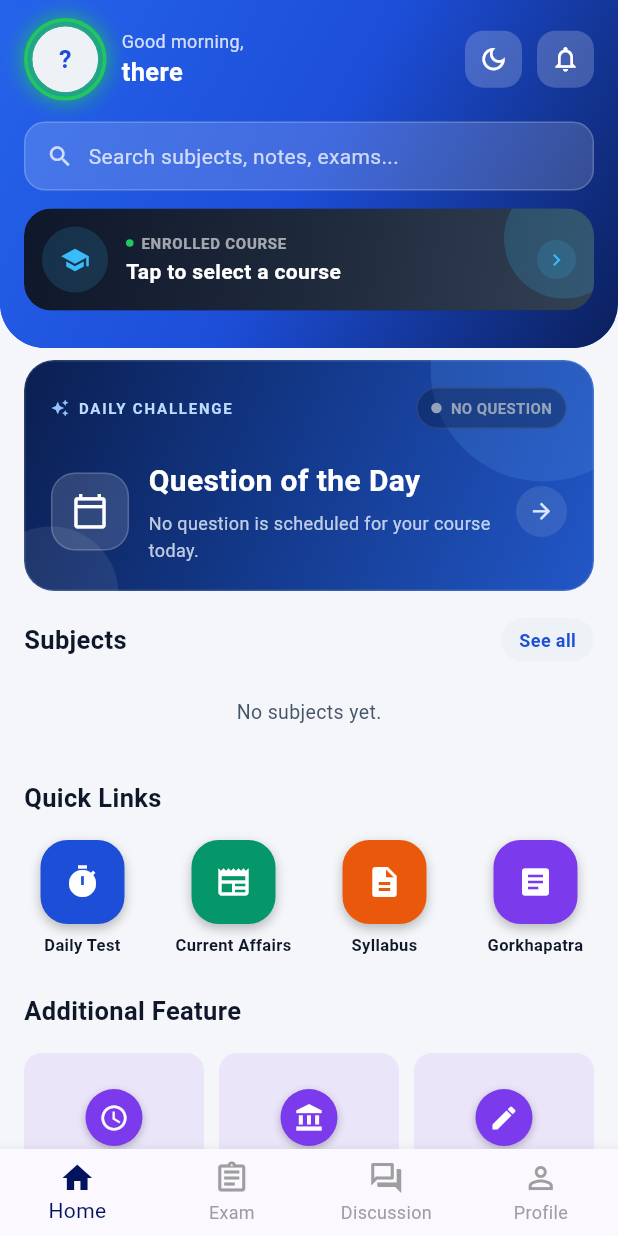
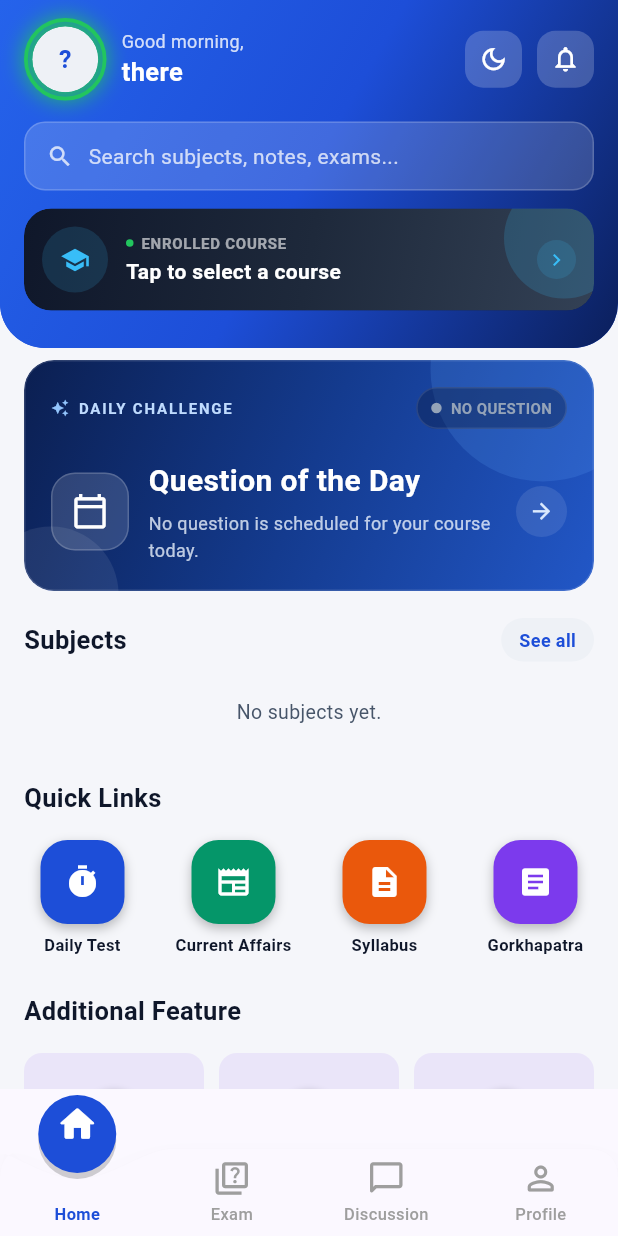
Before and after one commit to Engineeringhub04/Loksewa-Solution, a Flutter app: the TabsScreen screen opened by its route, on a phone screen of 412 x 824 dp. Run offline on Flutter 3.47's test engine with Material 3 defaults, Android fonts, the phone set to English and light mode, and no system bars; our stand-ins replace app_links, connectivity_plus, device_info_plus, file_picker, firebase_core, firebase_messaging and 5 more; missing offline and left inert: pdfx; accounts and stored records are empty; network calls fail.

Commit message:
v1.0.80: animated bottom nav (video-style, app blue) + modern icons

```diff
--- a/lib/screens/auth/app_info_screen.dart
+++ b/lib/screens/auth/app_info_screen.dart
@@ -22,7 +22,7 @@ class AppInfoScreen extends StatefulWidget {
   const AppInfoScreen({super.key});
 
   /// Displayed app version. BUMP WITH EVERY RELEASE — see ~/AGENTS.md.
-  static const _appVersion = '1.0.79';
+  static const _appVersion = '1.0.80';
 
   /// Public read of the app version for other screens
   /// (e.g. the account-deletion-request Discord embed).
--- a/lib/screens/tabs_screen.dart
+++ b/lib/screens/tabs_screen.dart
@@ -9,6 +9,7 @@ import 'package:loksewa_solution/screens/learn/home_tab.dart';
 import 'package:loksewa_solution/screens/learn/exam_tab.dart';
 import 'package:loksewa_solution/screens/learn/discussion_tab.dart';
 import 'package:loksewa_solution/screens/learn/profile_tab.dart';
+import 'package:loksewa_solution/widgets/animated_bottom_nav.dart';
 import 'package:loksewa_solution/widgets/app_modal_shell.dart';
 import 'package:loksewa_solution/widgets/device_session_dialogs.dart';
 import 'package:loksewa_solution/widgets/popup_action_button.dart';
@@ -198,34 +199,9 @@ class _TabsScreenState extends State<TabsScreen> with WidgetsBindingObserver {
         },
         child: Scaffold(
           body: IndexedStack(index: _index, children: _tabs),
-      bottomNavigationBar: BottomNavigationBar(
+      bottomNavigationBar: AnimatedBottomNav(
         currentIndex: _index,
         onTap: (i) => TabsScreen.tabIndex.value = i,
-        type: BottomNavigationBarType.fixed,
-        selectedItemColor: AppColors.navy,
-        unselectedItemColor: Colors.grey,
-        items: const [
-          BottomNavigationBarItem(
-            icon: Icon(Icons.home_outlined),
-            activeIcon: Icon(Icons.home),
-            label: 'Home',
-          ),
-          BottomNavigationBarItem(
-            icon: Icon(Icons.assignment_outlined),
-            activeIcon: Icon(Icons.assignment),
-            label: 'Exam',
-          ),
-          BottomNavigationBarItem(
-            icon: Icon(Icons.forum_outlined),
-            activeIcon: Icon(Icons.forum),
-            label: 'Discussion',
-          ),
-          BottomNavigationBarItem(
-            icon: Icon(Icons.person_outline),
-            activeIcon: Icon(Icons.person),
-            label: 'Profile',
-          ),
-        ],
       ),
       ),
       ),
--- /dev/null
+++ b/lib/widgets/animated_bottom_nav.dart
@@ -0,0 +1,250 @@
+import 'package:flutter/material.dart';
+
+/// Video-style animated bottom navigation bar.
+///
+/// When a tab is selected:
+/// - a blue pill indicator SLIDES smoothly to the tab (one animation value
+///   drives everything at 60fps),
+/// - the selected icon LIFTS UP into the pill (translate + slight scale,
+///   color lerps grey -> white),
+/// - the bar background has a curved concave NOTCH hugging the pill
+///   (drawn by [_NavBarPainter]).
+///
+/// Colors follow the app's own blue theme (NOT red): light 0xFF1D4ED8,
+/// dark 0xFF3B82F6. Unselected tabs stay grey.
+class AnimatedBottomNav extends StatefulWidget {
+  final int currentIndex;
+  final ValueChanged<int> onTap;
+
+  const AnimatedBottomNav({
+    super.key,
+    required this.currentIndex,
+    required this.onTap,
+  });
+
+  @override
+  State<AnimatedBottomNav> createState() => _AnimatedBottomNavState();
+}
+
+class _NavItem {
+  final IconData icon;
+  final IconData activeIcon;
+  final String label;
+  const _NavItem(this.icon, this.activeIcon, this.label);
+}
+
+const _items = <_NavItem>[
+  _NavItem(Icons.home_outlined, Icons.home_rounded, 'Home'),
+  _NavItem(Icons.quiz_outlined, Icons.quiz_rounded, 'Exam'),
+  _NavItem(Icons.chat_bubble_outline_rounded, Icons.chat_bubble_rounded,
+      'Discussion'),
+  _NavItem(Icons.person_outline_rounded, Icons.person_rounded, 'Profile'),
+];
+
+class _AnimatedBottomNavState extends State<AnimatedBottomNav>
+    with SingleTickerProviderStateMixin {
+  late final AnimationController _controller;
+  late Animation<double> _position;
+
+  double get _target => widget.currentIndex.toDouble();
+
+  Animation<double> _makeTween(double begin, double end) =>
+      Tween<double>(begin: begin, end: end).animate(
+        CurvedAnimation(parent: _controller, curve: Curves.easeInOutCubic),
+      );
+
+  @override
+  void initState() {
+    super.initState();
+    _controller = AnimationController(
+      vsync: this,
+      duration: const Duration(milliseconds: 380),
+    );
+    _position = _makeTween(_target, _target);
+    _controller.addListener(() => setState(() {}));
+  }
+
+  @override
+  void didUpdateWidget(covariant AnimatedBottomNav oldWidget) {
+    super.didUpdateWidget(oldWidget);
+    if (widget.currentIndex != oldWidget.currentIndex) {
+      // Restart from the currently displayed (possibly mid-flight) value.
+      _position = _makeTween(_position.value, _target);
+      _controller.forward(from: 0);
+    }
+  }
+
+  @override
+  void dispose() {
+    _controller.dispose();
+    super.dispose();
+  }
+
+  @override
+  Widget build(BuildContext context) {
+    final theme = Theme.of(context);
+    final isDark = theme.brightness == Brightness.dark;
+    final pillColor =
+        isDark ? const Color(0xFF3B82F6) : const Color(0xFF1D4ED8);
+    final barColor = theme.colorScheme.surface;
+    const unselectedColor = Colors.grey;
+    final bottomPad = MediaQuery.of(context).padding.bottom;
+
+    // Geometry: pill sits in the top area, bar below it.
+    const barTop = 40.0;
+    const barContentH = 58.0;
+    final totalH = barTop + barContentH + bottomPad;
+    const pillCenterY = barTop - 10; // 30
+    // Default icon center within the bar content row:
+    const iconCenterY = barTop + 26;
+    const lift = iconCenterY - pillCenterY; // 36
+
+    final pos = _position.value;
+
+    return SizedBox(
+      height: totalH,
+      child: Stack(
+        children: [
+          Positioned.fill(
+            child: CustomPaint(
+              painter: _NavBarPainter(
+                position: pos,
+                count: _items.length,
+                barColor: barColor,
+                pillColor: pillColor,
+                barTop: barTop,
+                pillCenterY: pillCenterY,
+              ),
+            ),
+          ),
+          Positioned(
+            top: barTop,
+            left: 0,
+            right: 0,
+            bottom: bottomPad,
+            child: Row(
+              children: List.generate(_items.length, (i) {
+                final item = _items[i];
+                // 1 when this tab is the selected one, fading to 0 for others.
+                final t = (1.0 - (pos - i).abs()).clamp(0.0, 1.0);
+                final te = Curves.easeOutCubic.transform(t);
+                final selected = t > 0.5;
+                return Expanded(
+                  child: GestureDetector(
+                    behavior: HitTestBehavior.opaque,
+                    onTap: () => widget.onTap(i),
+                    child: Semantics(
+                      button: true,
+                      selected: selected,
+                      label: item.label,
+                      child: Column(
+                        mainAxisAlignment: MainAxisAlignment.center,
+                        children: [
+                          Transform.translate(
+                            offset: Offset(0, -te * lift),
+                            child: Transform.scale(
+                              scale: 1 + te * 0.12,
+                              child: Icon(
+                                te > 0.5 ? item.activeIcon : item.icon,
+                                size: 26,
+                                color: Color.lerp(
+                                    unselectedColor, Colors.white, te),
+                              ),
+                            ),
+                          ),
+                          const SizedBox(height: 3),
+                          Text(
+                            item.label,
+                            style: TextStyle(
+                              fontSize: 11,
+                              fontWeight: selected
+                                  ? FontWeight.bold
+                                  : FontWeight.w500,
+                              color: selected ? pillColor : unselectedColor,
+                            ),
+                          ),
+                        ],
+                      ),
+                    ),
+                  ),
+                );
+              }),
+            ),
+          ),
+        ],
+      ),
+    );
+  }
+}
+
+/// Paints the bar background (rounded top corners + concave notch that tracks
+/// the animated pill) and the pill circle itself.
+class _NavBarPainter extends CustomPainter {
+  final double position;
+  final int count;
+  final Color barColor;
+  final Color pillColor;
+  final double barTop;
+  final double pillCenterY;
+
+  const _NavBarPainter({
+    required this.position,
+    required this.count,
+    required this.barColor,
+    required this.pillColor,
+    required this.barTop,
+    required this.pillCenterY,
+  });
+
+  @override
+  void paint(Canvas canvas, Size size) {
+    final slotW = size.width / count;
+    final cx = slotW * (position + 0.5);
+
+    const cornerR = 20.0;
+    const notchHalfW = 46.0;
+    const notchDepth = 20.0;
+    const pillR = 26.0;
+
+    // Bar with concave notch.
+    final path = Path()
+      ..moveTo(0, size.height)
+      ..lineTo(0, barTop + cornerR)
+      ..quadraticBezierTo(0, barTop, cornerR, barTop)
+      ..lineTo(cx - notchHalfW - 18, barTop)
+      ..cubicTo(
+        cx - notchHalfW + 2, barTop,
+        cx - 24, barTop + notchDepth,
+        cx, barTop + notchDepth,
+      )
+      ..cubicTo(
+        cx + 24, barTop + notchDepth,
+        cx + notchHalfW - 2, barTop,
+        cx + notchHalfW + 18, barTop,
+      )
+      ..lineTo(size.width - cornerR, barTop)
+      ..quadraticBezierTo(size.width, barTop, size.width, barTop + cornerR)
+      ..lineTo(size.width, size.height)
+      ..close();
+
+    canvas.drawShadow(
+        path, Colors.black.withValues(alpha: 0.16), 8, true);
+    canvas.drawPath(path, Paint()..color = barColor);
+
+    // Pill (blue circle the selected icon lifts into).
+    final pillC = Offset(cx, pillCenterY);
+    canvas.drawCircle(
+      pillC + const Offset(0, 4),
+      pillR,
+      Paint()..color = Colors.black.withValues(alpha: 0.18),
+    );
+    canvas.drawCircle(pillC, pillR, Paint()..color = pillColor);
+  }
+
+  @override
+  bool shouldRepaint(covariant _NavBarPainter old) =>
+      old.position != position ||
+      old.count != count ||
+      old.barColor != barColor ||
+      old.pillColor != pillColor;
+}
--- a/pubspec.yaml
+++ b/pubspec.yaml
@@ -1,7 +1,7 @@
 name: loksewa_solution
 description: Loksewa Solution — Flutter rewrite. Same Firebase backend as the Expo app (REST-based, no backend changes).
 publish_to: 'none'
-version: 1.0.79+80
+version: 1.0.80+81
 
 environment:
   sdk: '>=3.4.0 <4.0.0'
```
Also changed, not shown: 3 other files.
